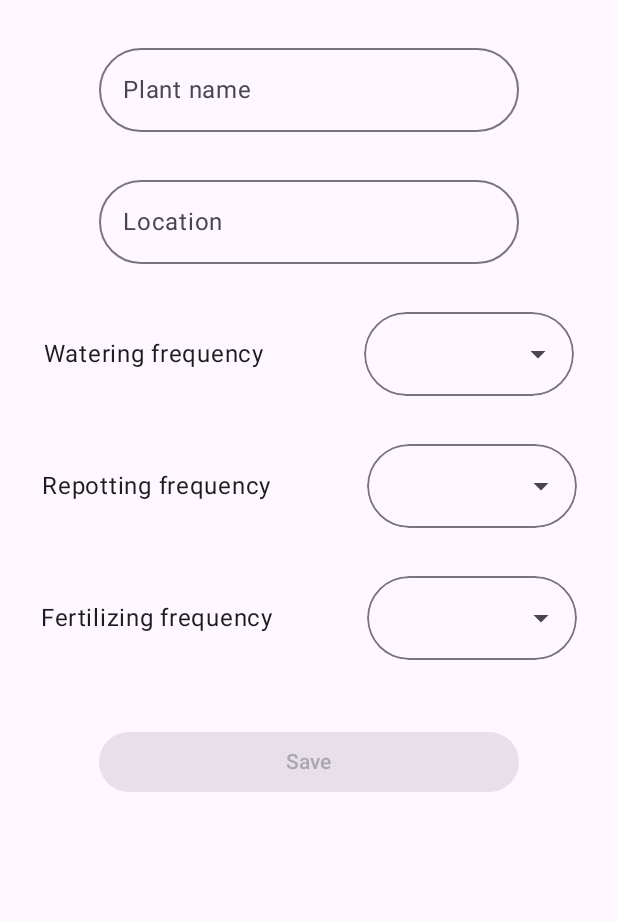
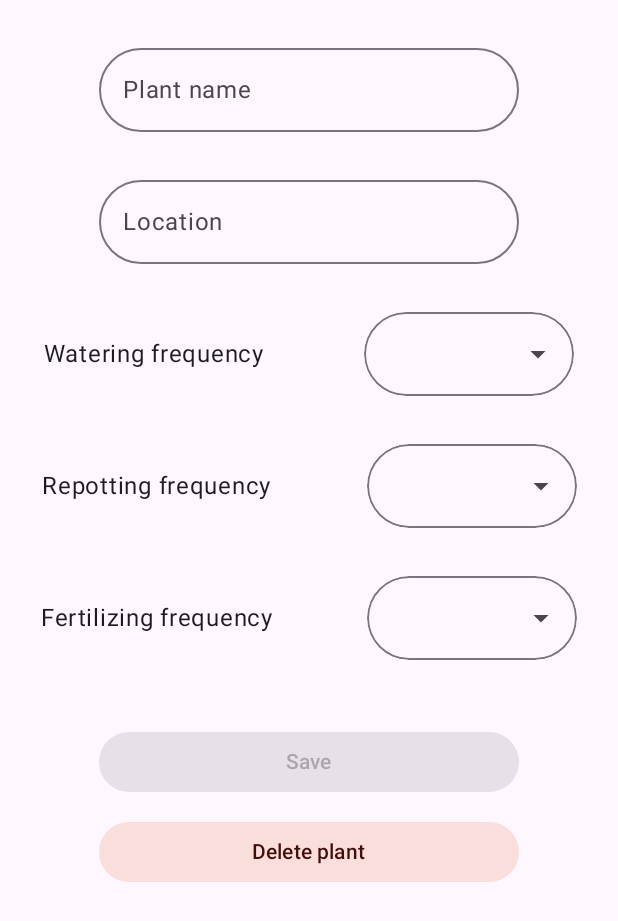
Before and after one commit to MegaBreadbox/Antheia, an Android app built with Jetpack Compose: the composable PlantDetailsSettings called with empty values, on a phone screen of 412 x 824 dp. Shown: the top 921 px of the screen. Run offline under Robolectric (Android 15) with nearby library versions, the phone set to English and light mode, and no system bars.

Commit message:
Can now delete plants in PlantDetails

```diff
--- a/app/src/main/java/com/example/antheia_plant_manager/screens/account_settings/AccountSettingsScreen.kt
+++ b/app/src/main/java/com/example/antheia_plant_manager/screens/account_settings/AccountSettingsScreen.kt
@@ -1,7 +1,6 @@
 package com.example.antheia_plant_manager.screens.account_settings
 
 import android.content.res.Configuration
-import android.util.Log
 import androidx.annotation.StringRes
 import androidx.compose.foundation.background
 import androidx.compose.foundation.border
--- a/app/src/main/java/com/example/antheia_plant_manager/screens/account_settings_edit/AccountSettingsEditScreen.kt
+++ b/app/src/main/java/com/example/antheia_plant_manager/screens/account_settings_edit/AccountSettingsEditScreen.kt
@@ -1,6 +1,5 @@
 package com.example.antheia_plant_manager.screens.account_settings_edit
 
-import android.util.Log
 import androidx.compose.foundation.layout.Arrangement
 import androidx.compose.foundation.layout.Column
 import androidx.compose.foundation.layout.Spacer
@@ -36,8 +35,6 @@ import com.example.antheia_plant_manager.R
 import com.example.antheia_plant_manager.screens.account_settings.util.AccountDetail
 import com.example.antheia_plant_manager.screens.sign_in.WelcomeTextCompact
 import com.example.compose.AntheiaplantmanagerTheme
-import com.google.firebase.Firebase
-import com.google.firebase.auth.auth
 import kotlinx.coroutines.launch
 
 @Composable
@@ -57,9 +54,7 @@ fun AccountSettingsEditScreen(
         updateNewAccountDetail = { viewModel.updateAccountInfoText(it) },
         saveChanges = {
             coroutineScope.launch {
-                Log.d("before change  ", Firebase.auth.currentUser?.displayName?: "")
                 viewModel.saveAccountInfo()
-                Log.d("after change  ", Firebase.auth.currentUser?.displayName?: "")
                 navigateBack()
             }
         },
--- a/app/src/main/java/com/example/antheia_plant_manager/screens/plant_details/tabs/PlantDetailsSettings.kt
+++ b/app/src/main/java/com/example/antheia_plant_manager/screens/plant_details/tabs/PlantDetailsSettings.kt
@@ -24,6 +24,7 @@ import androidx.compose.foundation.verticalScroll
 import androidx.compose.material.icons.Icons
 import androidx.compose.material.icons.filled.ArrowDropDown
 import androidx.compose.material3.Button
+import androidx.compose.material3.ButtonDefaults
 import androidx.compose.material3.ExperimentalMaterial3Api
 import androidx.compose.material3.ExposedDropdownMenuBox
 import androidx.compose.material3.Icon
@@ -70,6 +71,7 @@ fun PlantDetailsSettings(
     onConfirmClick: (String, ReminderFrequency) -> Unit,
     onDismissClick: () -> Unit,
     onSaveClick: () -> Unit,
+    onDeleteClick: () -> Unit,
     modifier: Modifier = Modifier,
 ) {
     var locationFocus by remember { mutableStateOf(false) }
@@ -210,6 +212,18 @@ fun PlantDetailsSettings(
         ) {
             Text(stringResource(R.string.save))
         }
+        Spacer(modifier = modifier.height(dimensionResource(id = R.dimen.big_padding)))
+        Button(
+            onClick = onDeleteClick,
+            colors = ButtonDefaults.filledTonalButtonColors(
+                containerColor = MaterialTheme.colorScheme.errorContainer,
+                contentColor = MaterialTheme.colorScheme.onErrorContainer
+            ),
+            modifier = modifier
+                .width(dimensionResource(id = R.dimen.button_wide))
+        ) {
+            Text(stringResource(R.string.delete_plant))
+        }
         Spacer(modifier = modifier.height(dimensionResource(id = R.dimen.huge_padding)))
         Spacer(modifier = modifier
             .consumeWindowInsets(WindowInsets.ime)
--- a/app/src/main/res/values/strings.xml
+++ b/app/src/main/res/values/strings.xml
@@ -88,4 +88,5 @@
     <string name="link_account_confirmation">To link your account, create an account to link to. Continue?</string>
     <string name="this_email_is_already_in_use">This email is already in use</string>
     <string name="delete_account_warning">Are you sure you want to delete your account?</string>
+    <string name="delete_plant">Delete plant</string>
 </resources>
```
Also changed, not shown: app/src/main/java/com/example/antheia_plant_manager/NavMenu.kt (+9 -1 lines), app/src/main/java/com/example/antheia_plant_manager/nav_routes/PlantDetails.kt (+6 -2 lines), app/src/main/java/com/example/antheia_plant_manager/screens/plant_details/PlantDetailsScreen.kt (+7 -2 lines), app/src/main/java/com/example/antheia_plant_manager/screens/plant_details/PlantDetailsViewModel.kt (+11 -0 lines).
